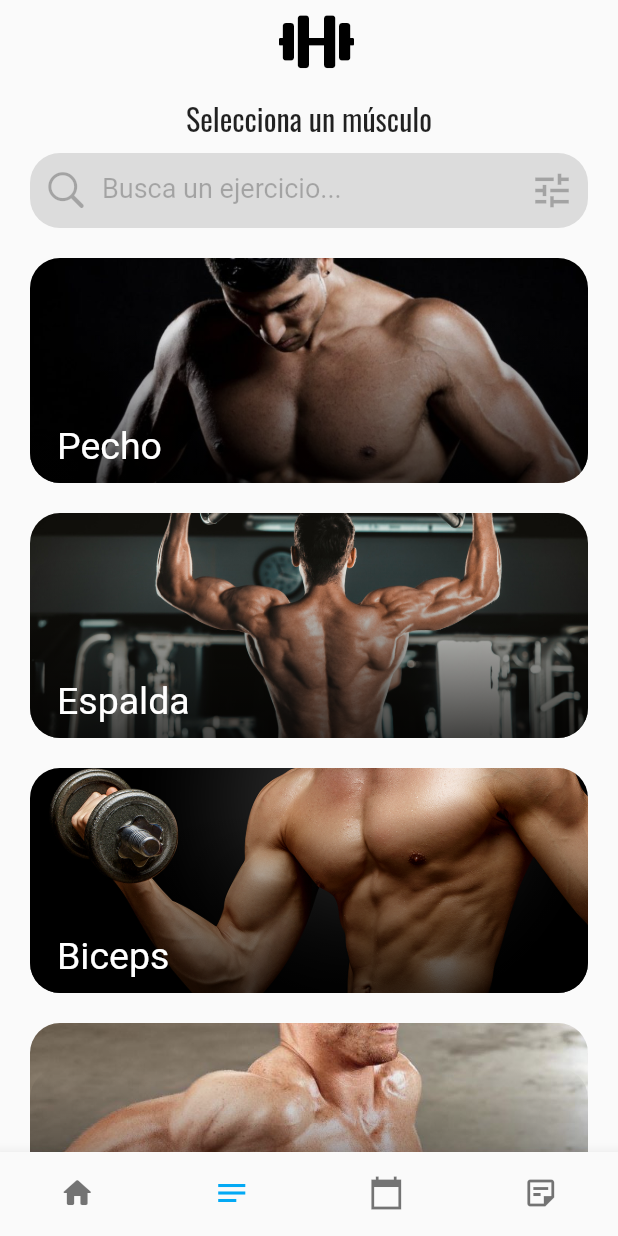
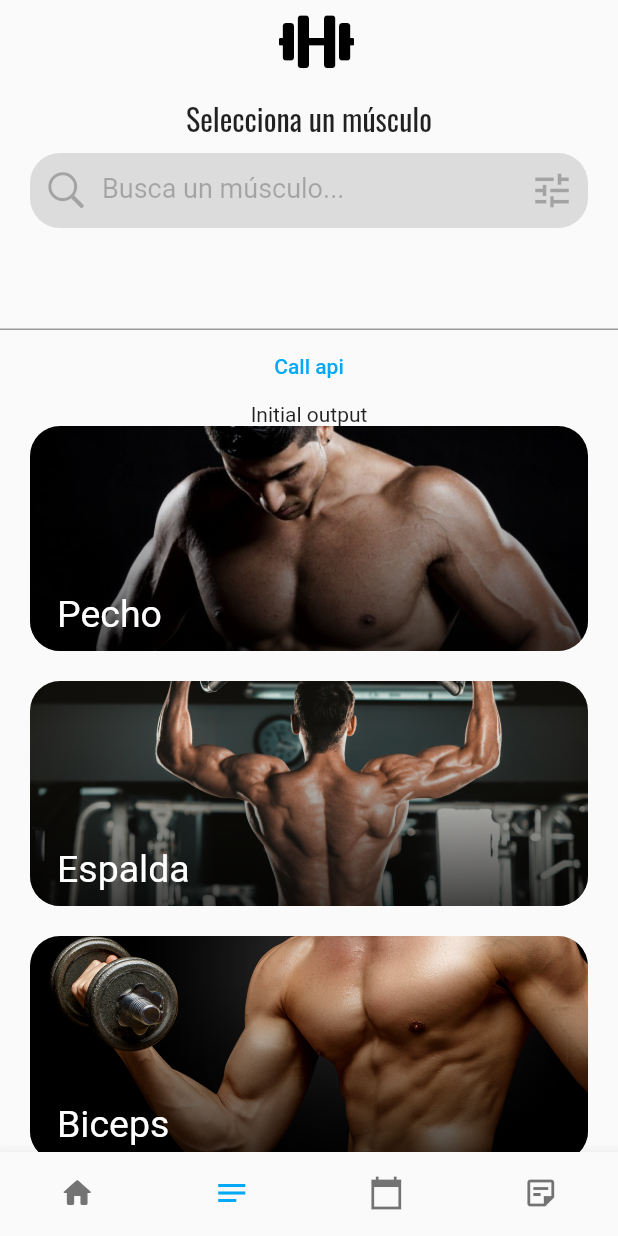
Before and after one commit to luismdelpozo/g_notes, a Flutter app: the screen it shows after launch, item 2 of the bottom bar chosen, on a phone screen of 412 x 824 dp. Run offline on Flutter 3.47's test engine with Material 2 defaults, Android fonts, the phone set to English and light mode, and no system bars; our stand-ins replace google_fonts.

Commit message:
api pantalla de listar ejercicios y arreglo de google fonts

```diff
--- /dev/null
+++ b/lib/api_functions.dart
@@ -0,0 +1,6 @@
+import 'package:http/http.dart' as http;
+
+fetchData(url) async {
+  http.Response response = await http.get(Uri.parse(url));
+  return response.body;
+}
--- a/lib/inicio.dart
+++ b/lib/inicio.dart
@@ -100,7 +100,7 @@ class Inicio extends StatelessWidget {
                   children: [
                     Padding(
                       padding: const EdgeInsets.only(left: 20, right: 20, bottom: 20),
-                      child: SearchBarWidget(),
+                      child: SearchBarWidget('Busca un ejercicio...'),
                     )
                   ],
                 ),
--- a/lib/models/search_bar.dart
+++ b/lib/models/search_bar.dart
@@ -2,7 +2,9 @@ import 'package:flutter/cupertino.dart';
 import 'package:flutter/material.dart';
 
 class SearchBarWidget extends StatelessWidget{
+  SearchBarWidget(this.text_inside);
 
+  final String text_inside;
   Radius get radius => new Radius.circular(20);
   Widget build(BuildContext context){
     return Container(
@@ -12,7 +14,7 @@ class SearchBarWidget extends StatelessWidget{
         color: Colors.black12,
         borderRadius: BorderRadius.all(radius),
       ),
-      child: const TextField(
+      child: TextField(
         cursorColor: Colors.black26,
         decoration: InputDecoration(
           prefixIcon: Icon(
@@ -30,7 +32,7 @@ class SearchBarWidget extends StatelessWidget{
             color: Colors.black26,
             fontSize: 18
           ),
-          hintText: 'Busca un ejercicio...'
+          hintText: text_inside.toString()
         ),
       ),
     );
--- a/lib/models/utils.dart
+++ b/lib/models/utils.dart
@@ -88,18 +88,84 @@ class Utils{
           imgName: 'pressdm.png',
           musculo: 'Pecho'
       ),
-      ///Ejercicios(
-      ///name: 'Contractora',
-      ///color: Colors.blueAccent,
-      ///imgName: 'contractora.jpg',
-      ///musculo: getMusculos()[0]
-      ///),
-      ///Ejercicios(
-          ///name: 'Rompecráneos',
-          ///color: Colors.blueAccent,
-          ///imgName: 'rompecraneos.jpg',
-          ///musculo: getMusculos()[3]
-      ///),
+      Ejercicios(
+        name: 'Remo con barra',
+        color: Colors.blueAccent,
+        imgName: '',
+        musculo: 'Espalda'
+      ),
+      Ejercicios(
+          name: 'Press militar',
+          color: Colors.blueAccent,
+          imgName: '',
+          musculo: 'Hombro'
+      ),
+      Ejercicios(
+          name: 'Dominadas',
+          color: Colors.blueAccent,
+          imgName: '',
+          musculo: 'Espalda'
+      ),
+      Ejercicios(
+          name: 'Sentadilla',
+          color: Colors.blueAccent,
+          imgName: '',
+          musculo: 'Pierna'
+      ),
+      Ejercicios(
+          name: 'Peso muerto',
+          color: Colors.blueAccent,
+          imgName: '',
+          musculo: 'Pierna'
+      ),
+      Ejercicios(
+          name: 'Curl femoral',
+          color: Colors.blueAccent,
+          imgName: '',
+          musculo: 'Pierna'
+      ),
+      Ejercicios(
+          name: 'Gemelo',
+          color: Colors.blueAccent,
+          imgName: '',
+          musculo: 'Pierna'
+      ),
+      Ejercicios(
+          name: 'Chin-ups',
+          color: Colors.blueAccent,
+          imgName: '',
+          musculo: 'Biceps'
+      ),
+      Ejercicios(
+          name: 'Facepull',
+          color: Colors.blueAccent,
+          imgName: '',
+          musculo: 'Espalda'
+      ),
+      Ejercicios(
+          name: 'Martillo',
+          color: Colors.blueAccent,
+          imgName: '',
+          musculo: 'Biceps'
+      ),
+      Ejercicios(
+          name: 'Rompecraneos',
+          color: Colors.blueAccent,
+          imgName: '',
+          musculo: 'Triceps'
+      ),
+      Ejercicios(
+          name: 'Zancadas',
+          color: Colors.blueAccent,
+          imgName: '',
+          musculo: 'Pierna'
+      ),
+      Ejercicios(
+          name: 'Extension de cuadriceps',
+          color: Colors.blueAccent,
+          imgName: '',
+          musculo: 'Espalda'
+      ),
     ];
   }
 }
--- a/lib/notas.dart
+++ b/lib/notas.dart
@@ -1,11 +1,19 @@
+import 'dart:convert';
+
 import 'package:flutter/material.dart';
 import 'package:google_fonts/google_fonts.dart';
+import 'api_functions.dart';
+import 'listar_ejercicios.dart';
 import 'models/musculos.dart';
 import 'models/utils.dart';
 import 'my_flutter_app_icons.dart';
 import 'models/search_bar.dart';
 
 class Notas extends StatelessWidget {
+  String url = '';
+  var data;
+  String musculo_selected = '';
+  String output = 'Initial output';
   List<Musculos> musculos = Utils.getMusculos();
   final Style_letra = const TextStyle(fontSize: 20);
   @override
@@ -37,16 +45,36 @@ class Notas extends StatelessWidget {
               children: [
                 Padding(
                   padding: const EdgeInsets.only(left: 20, right: 20, bottom: 20),
-                  child: SearchBarWidget(),
+                  child: SearchBarWidget('Busca un músculo...'),
                 )
               ],
             ),
+          ),
+          Container(
+            child: Column(children: [
+              TextField(
+                onChanged: (value){
+                  url = 'http://10.0.2.2:5000/home?query=' + value.toString();
+                },
+              ),
+              TextButton(
+                  onPressed: () async {
+                    data = await fetchData(url);
+                    var decoded = jsonDecode(data);
+                    print(decoded);
+                  },
+                  child: Text('Call api')
+              ),
+              Text(output)
+            ],)
           ),
           Expanded(
               child: ListView.builder(
                 itemCount: musculos.length,
                 itemBuilder: (BuildContext ctx, int index) {
-                  return Container(
+                  return InkWell(
+                    child:
+                      Container(
                       margin: const EdgeInsets.only(left: 20, right: 20, bottom: 20),
                       height: 150,
                       child: Stack(
@@ -85,17 +113,6 @@ class Notas extends StatelessWidget {
                                     padding: const EdgeInsets.all(10),
                                     child: Row(
                                         children: [
-                                        //ClipOval(
-                                        //child: Container(
-                                        //  color: musculos[index].color,
-                                        //padding: const EdgeInsets.all(10),
-                                        //child: Icon(
-                                        //MyFlutterApp.dumbbell,
-                                        //color: Colors.white,
-                                        //size: 20
-                                        //)
-                                        //),
-                                        //),
                                           const SizedBox(width: 8),
                                           Text(musculos[index].name,
                                             style: const TextStyle(
@@ -109,10 +126,15 @@ class Notas extends StatelessWidget {
                             )
                           ]
                       ),
+                    ),
+                    onTap: (){
+                      musculo_selected = musculos[index].name;
+                      Navigator.push(context, MaterialPageRoute(builder: (context) => ListarEjercicios(musculo_selected)));
+                    },
                   );
                 },
-              )
-          )
+              ),
+          ),
         ],
       ), // This trailing comma makes auto-formatting nicer for build methods.
     );
--- a/pubspec.yaml
+++ b/pubspec.yaml
@@ -29,7 +29,9 @@ environment:
 dependencies:
   flutter:
     sdk: flutter
-  google_fonts: ^2.1.0
+  google_fonts: 2.1.0
+  http: ^0.13.4
+  flutter_svg: ^0.18.0
 
 
   # The following adds the Cupertino Icons font to your application.
```
Also changed, not shown: lib/listar_ejercicios.dart (added, +128 -0 lines), assets/pecho.png (added), pubspec.lock. Lines whose indentation alone changed are shown as unchanged.
